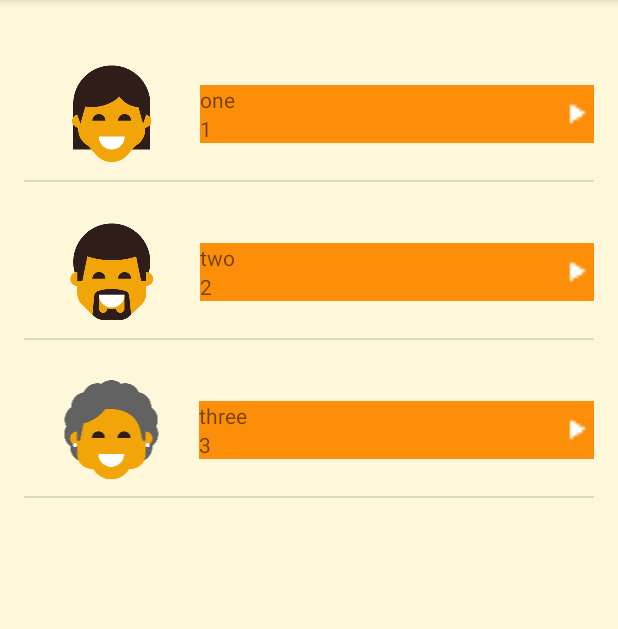
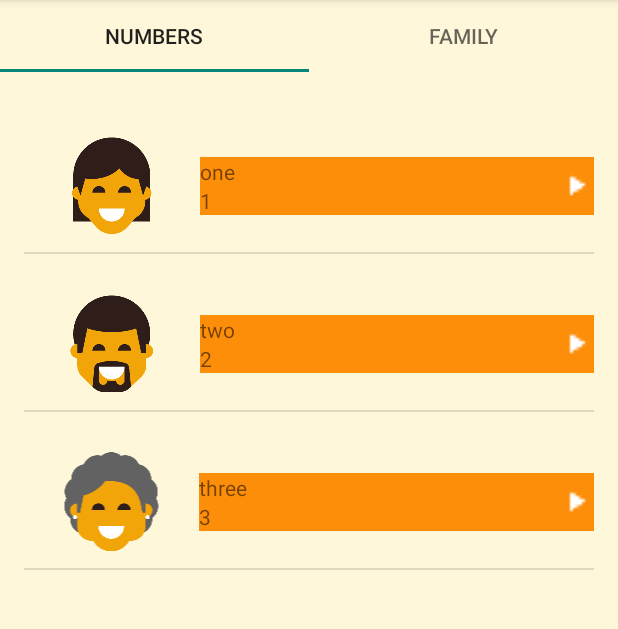
Before and after one commit to timkao/androidListAdapter, an Android app: the screen it shows after launch (MainActivity), on a phone screen of 412 x 824 dp, the part 84-713 px from its top. Run offline under Robolectric (Android 15) with nearby library versions, the phone set to English and light mode, and no system bars.

Commit message:
added tag layout

```diff
--- a/app/src/main/java/com/example/android/miwok/MainActivity.java
+++ b/app/src/main/java/com/example/android/miwok/MainActivity.java
@@ -17,6 +17,7 @@ package com.example.android.miwok;
 
 import android.content.Intent;
 import android.os.Bundle;
+import android.support.design.widget.TabLayout;
 import android.support.v4.view.ViewPager;
 import android.support.v7.app.AppCompatActivity;
 import android.util.Log;
@@ -53,10 +54,19 @@ public class MainActivity extends AppCompatActivity implements NumbersFragment.O
         ViewPager viewPager = (ViewPager) findViewById(R.id.viewpager);
 
         // Create an adapter that knows which fragment should be shown on each page
-        SimpleFragmentPagerAdapter adapter = new SimpleFragmentPagerAdapter(getSupportFragmentManager());
+        SimpleFragmentPagerAdapter adapter = new SimpleFragmentPagerAdapter(this, getSupportFragmentManager());
 
         // Set the adapter onto the view pager
         viewPager.setAdapter(adapter);
+
+        TabLayout tabLayout = (TabLayout) findViewById(R.id.tabs);
+
+        // Connect the tab layout with the view pager. This will
+        //   1. Update the tab layout when the view pager is swiped
+        //   2. Update the view pager when a tab is selected
+        //   3. Set the tab layout's tab names with the view pager's adapter's titles
+        //      by calling onPageTitle()
+        tabLayout.setupWithViewPager(viewPager);
 
 //
 //        TextView numbersView = (TextView) findViewById(R.id.numbers);
--- a/app/src/main/java/com/example/android/miwok/SimpleFragmentPagerAdapter.java
+++ b/app/src/main/java/com/example/android/miwok/SimpleFragmentPagerAdapter.java
@@ -1,5 +1,6 @@
 package com.example.android.miwok;
 
+import android.content.Context;
 import android.support.v4.app.Fragment;
 import android.support.v4.app.FragmentManager;
 import android.support.v4.app.FragmentPagerAdapter;
@@ -9,8 +10,11 @@ import android.support.v4.app.FragmentPagerAdapter;
  */
 public class SimpleFragmentPagerAdapter extends FragmentPagerAdapter {
 
-    public SimpleFragmentPagerAdapter(FragmentManager fm) {
+    private Context mContext;
+
+    public SimpleFragmentPagerAdapter(Context context, FragmentManager fm) {
         super(fm);
+        mContext = context;
     }
 
     @Override
@@ -26,4 +30,13 @@ public class SimpleFragmentPagerAdapter extends FragmentPagerAdapter {
     public int getCount() {
         return 2;
     }
+
+    @Override
+    public CharSequence getPageTitle(int position) {
+        if (position == 0) {
+            return mContext.getString(R.string.category_numbers);
+        } else {
+            return mContext.getString(R.string.category_family);
+        }
+    }
 }
--- a/app/src/main/res/layout/activity_main.xml
+++ b/app/src/main/res/layout/activity_main.xml
@@ -21,6 +21,11 @@
     android:background="@color/tan_background"
     android:orientation="vertical"
     tools:context="com.example.android.miwok.MainActivity">
+
+    <android.support.design.widget.TabLayout
+        android:id="@+id/tabs"
+        android:layout_width="match_parent"
+        android:layout_height="wrap_content" />
 
     <android.support.v4.view.ViewPager
         android:id="@+id/viewpager"
--- a/app/src/main/res/values/strings.xml
+++ b/app/src/main/res/values/strings.xml
@@ -26,7 +26,7 @@
     <string name="category_numbers">Numbers</string>
 
     <!-- Category name for the vocabulary words for family members [CHAR LIMIT=20] -->
-    <string name="category_family">Family Members</string>
+    <string name="category_family">Family</string>
 
-    <string name="hello_family_fragment">Hello blank fragment</string>
+    <string name="hello_family_fragment">Hello family fragment</string>
 </resources>
```
Also changed, not shown: app/build.gradle (line endings or trailing spaces).
